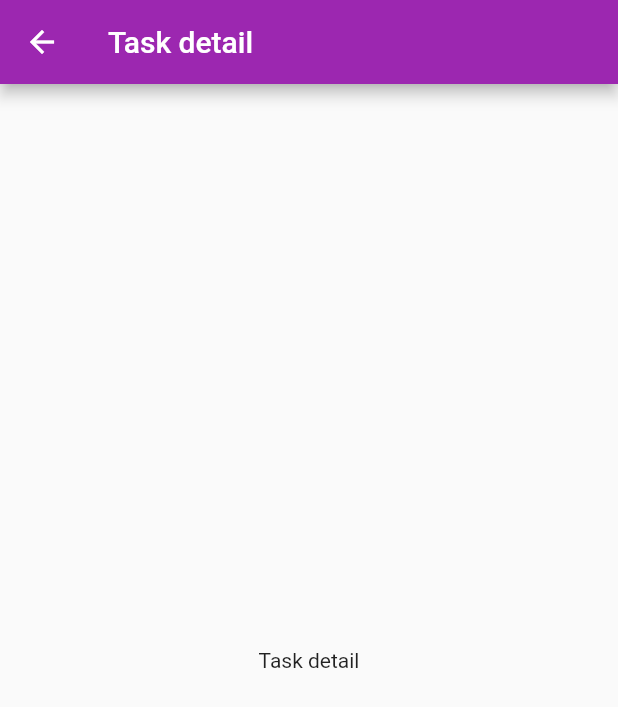
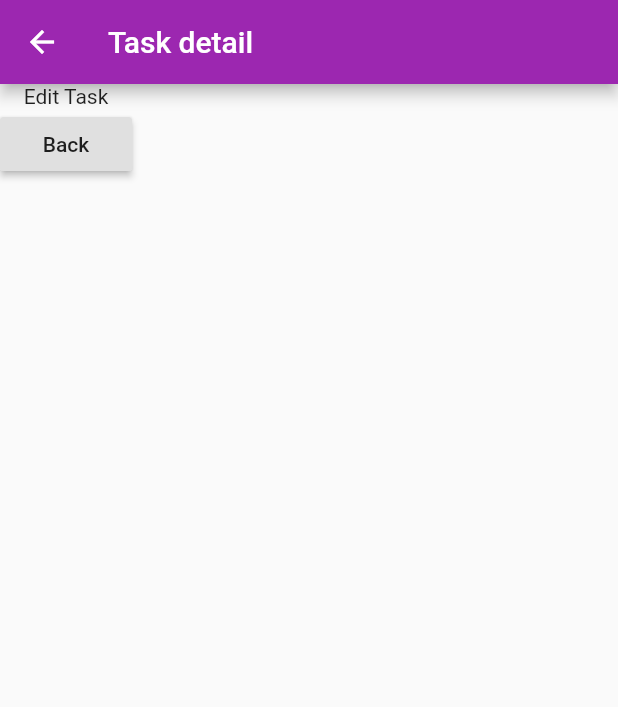
Before and after one commit to lucasdutraf/Scheduler, a Flutter app: the TaskPage screen opened directly, on a phone screen of 412 x 824 dp. Shown: the top 707 px of the screen. Run offline on Flutter 3.47's test engine with Material 2 defaults, Android fonts, the phone set to English and light mode, and no system bars.

Commit message:
Stablish pages connection

```diff
--- a/lib/pages/task.dart
+++ b/lib/pages/task.dart
@@ -8,8 +8,14 @@ class TaskPage extends StatelessWidget {
       appBar: AppBar(
         title: Text('Task detail'),
       ),
-      body: Center(
-        child: Text('Task detail'),
+      body: Column(
+        children: <Widget>[
+          Text('Edit Task'),
+          RaisedButton(
+            child: Text('Back'),
+            onPressed: () => Navigator.pop(context),
+          )
+        ]
       ),
     );
   }
```
Also changed, not shown: lib/tasks.dart (+8 -1 lines).
